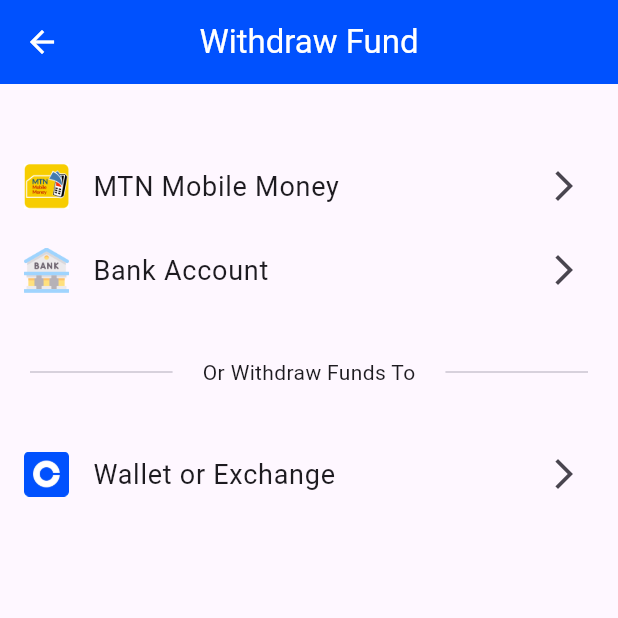
After one commit to Trust-Fund-App/Mobile-App, a Flutter app: the WithdrawScreen screen opened directly, on a phone screen of 412 x 824 dp, the top half of it. The commit adds this screen. Run offline on Flutter 3.47's test engine with Material 3 defaults, Android fonts, the phone set to English and light mode, and no system bars; our stand-ins replace convex_bottom_bar, flutter_dotenv, flutter_native_splash, flutter_spinkit; missing offline and left inert: particle_auth_core, particle_base, particle_connect; network calls fail; statements that could not run were skipped.

Commit message:
add deposite & withdraw screen

```diff
--- a/lib/screen/bottom_nav.dart
+++ b/lib/screen/bottom_nav.dart
@@ -48,7 +48,7 @@
           height: 56,
           top: -16,
           elevation: 5,
-          shadowColor: Colors.grey,
+          //shadowColor: Colors.grey[400],
           activeColor: Colors.black,
           color: Colors.grey[600],
           backgroundColor: Colors.white,
@@ -56,15 +56,15 @@
           onTap: selectedTap,
           items: const [
             TabItem(
-              icon: Icons.home_outlined,
-              title: 'Home',
+              icon: Icons.account_balance_wallet,
+              title: 'Wallet',
             ),
             TabItem(
               icon: Icons.savings,
               title: 'Savings',
             ),
             TabItem(
-              icon: Icons.redeem_outlined,
+              icon: Icons.wallet_giftcard,
               title: 'Rewards',
             ),
             TabItem(
--- a/lib/screen/setting_screen.dart
+++ b/lib/screen/setting_screen.dart
@@ -18,6 +18,8 @@
     return Scaffold(
       //  backgroundColor: Theme.of(context).colorScheme.background,
       appBar: AppBar(
+        backgroundColor: AppColor.primaryColor,
+        foregroundColor: AppColor.white,
         //  backgroundColor: Theme.of(context).colorScheme.background,
         title: const Text('Settings'),
         centerTitle: true,
--- a/lib/screen/signup_login_screen.dart
+++ b/lib/screen/signup_login_screen.dart
@@ -104,7 +104,7 @@
                         mainAxisSize: MainAxisSize.min,
                         children: [
                           Text(
-                            'Log In or Conect Wallet',
+                            'Sign In or Conect to Wallet',
                             style: TextStyle(
                               fontSize: 16,
                               fontWeight: FontWeight.w500,
--- /dev/null
+++ b/lib/screen/withdraw_screen.dart
@@ -0,0 +1,80 @@
+import 'package:flutter/material.dart';
+import 'package:trustfund_app/styles/colors.dart';
+
+class WithdrawScreen extends StatelessWidget {
+  const WithdrawScreen({super.key});
+
+  @override
+  Widget build(BuildContext context) {
+    return Scaffold(
+      appBar: AppBar(
+        backgroundColor: AppColor.primaryColor,
+        foregroundColor: AppColor.white,
+        title: const Text('Withdraw Fund'),
+        centerTitle: true,
+      ),
+      body: SafeArea(
+        child: Column(
+          children: [
+            const SizedBox(height: 40),
+            ListTile(
+              leading: Image.asset(
+                'assets/images/mtn.png',
+                width: 30,
+                height: 30,
+              ),
+              title: const Text(
+                'MTN Mobile Money',
+                style: TextStyle(fontSize: 18, fontWeight: FontWeight.w400),
+              ),
+              trailing: const Icon(Icons.arrow_forward_ios_outlined),
+            ),
+            ListTile(
+              leading: Image.asset(
+                'assets/images/bank.png',
+                width: 30,
+                height: 30,
+              ),
+              title: const Text(
+                'Bank Account',
+                style: TextStyle(fontSize: 18, fontWeight: FontWeight.w400),
+              ),
+              trailing: const Icon(Icons.arrow_forward_ios_outlined),
+            ),
+            const SizedBox(height: 30),
+            const Row(
+              children: [
+                Expanded(
+                  child: Padding(
+                    padding: EdgeInsets.symmetric(horizontal: 20),
+                    child: Divider(),
+                  ),
+                ),
+                Text('Or Withdraw Funds To'),
+                Expanded(
+                  child: Padding(
+                    padding: EdgeInsets.symmetric(horizontal: 20),
+                    child: Divider(),
+                  ),
+                ),
+              ],
+            ),
+            const SizedBox(height: 30),
+            ListTile(
+              leading: Image.asset(
+                'assets/images/bw.png',
+                width: 30,
+                height: 30,
+              ),
+              title: const Text(
+                'Wallet or Exchange',
+                style: TextStyle(fontSize: 18, fontWeight: FontWeight.w400),
+              ),
+              trailing: const Icon(Icons.arrow_forward_ios_outlined),
+            ),
+          ],
+        ),
+      ),
+    );
+  }
+}
```
Also changed, not shown: lib/screen/add_fund_screen.dart (added, +80 -0 lines), lib/screen/home_screen.dart (+76 -30 lines), assets/images/bank.png (added), assets/images/bw.png (added), assets/images/mtn.png (added), assets/images/vima.png (added).
